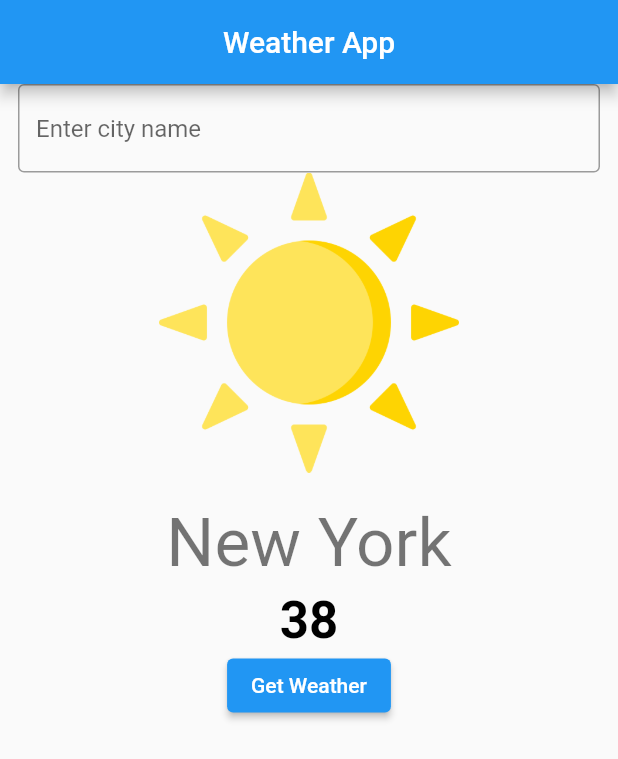
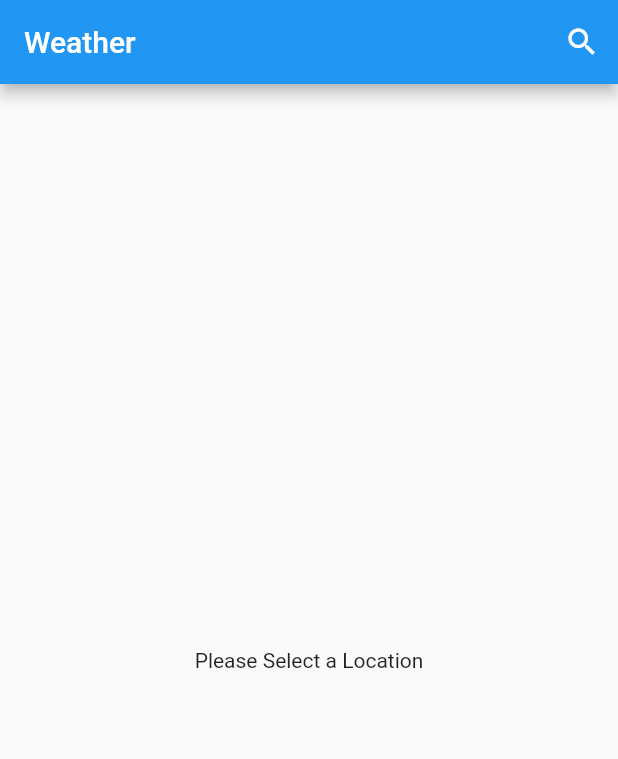
Before and after one commit to acdwisu/weather-bloc-test, a Flutter app: the screen it shows after launch, on a phone screen of 412 x 824 dp. Shown: the top 759 px of the screen. Run offline on Flutter 3.47's test engine with Material 2 defaults, Android fonts, the phone set to English and light mode, and no system bars; our stand-ins replace bloc, equatable, flutter_bloc.

Commit message:
show & fetch weather

```diff
--- a/lib/blocs/weather/weather_bloc.dart
+++ b/lib/blocs/weather/weather_bloc.dart
@@ -21,12 +21,12 @@ class WeatherBloc extends Bloc<WeatherEvent, WeatherState> {
   ) async {
     emit.call(WeatherLoading());
 
-    _weatherRepository.getWeather(event.cityName)
+    await _weatherRepository.getWeather(event.cityName)
     .then((value) {
       emit.call(WeatherLoadSuccess(weather: value));
     })
     .onError((error, stackTrace) {
-      _onError(error, stackTrace, emit);
+      _onError(error.toString(), stackTrace, emit);
     })
     .timeout(const Duration(seconds: 10), onTimeout: () {
       _onError('Error Timeout', null, emit);
--- a/lib/main.dart
+++ b/lib/main.dart
@@ -1,7 +1,10 @@
 import 'package:bloc/bloc.dart';
 import 'package:bloc_example/presentation/weather/front.dart';
+import 'package:bloc_example/provider/weather.dart';
+import 'package:bloc_example/repository/weather.dart';
 import 'package:bloc_example/utils/bloc_observer.dart';
 import 'package:flutter/material.dart';
+import 'package:http/http.dart';
 
 void main() {
   Bloc.observer = AppBlocObserver();
@@ -19,7 +22,11 @@ class MyApp extends StatelessWidget {
       theme: ThemeData(
         primarySwatch: Colors.blue,
       ),
-      home: WeatherFront(),
+      home: WeatherFront(
+        weatherRepository: WeatherRepository(
+            WeatherProvider(httpClient: Client())
+        ),
+      ),
     );
   }
 }
--- /dev/null
+++ b/lib/presentation/weather/components/location.dart
@@ -0,0 +1,21 @@
+import 'package:flutter/material.dart';
+
+class Location extends StatelessWidget {
+  final String location;
+
+  const Location({Key key, @required this.location})
+      : assert(location != null),
+        super(key: key);
+
+  @override
+  Widget build(BuildContext context) {
+    return Text(
+      location,
+      style: const TextStyle(
+        fontSize: 30,
+        fontWeight: FontWeight.bold,
+        color: Colors.white,
+      ),
+    );
+  }
+}
--- /dev/null
+++ b/lib/presentation/weather/components/weather.dart
@@ -0,0 +1,97 @@
+import 'package:bloc_example/blocs/weather/weather_bloc.dart';
+import 'package:bloc_example/model/weather.dart';
+import 'package:flutter/material.dart';
+import 'package:flutter_bloc/flutter_bloc.dart';
+
+import 'city-selection.dart';
+import 'combined-weather-temperature.dart';
+import 'last-updated.dart';
+import 'location.dart';
+
+class WeatherContent extends StatelessWidget {
+  const WeatherContent({Key key}) : super(key: key);
+
+  @override
+  Widget build(BuildContext context) {
+    final WeatherBloc weatherBloc = BlocProvider.of<WeatherBloc>(context);
+
+    return Scaffold(
+      appBar: AppBar(
+        title: const Text('Weather'),
+        actions: <Widget>[
+          IconButton(
+            icon: const Icon(Icons.search),
+            onPressed: () async {
+              final city = await Navigator.push(
+                context,
+                MaterialPageRoute(
+                  builder: (context) => CitySelection(),
+                ),
+              );
+              if (city != null) {
+                weatherBloc.add(WeatherRequest(cityName: city));
+              }
+            },
+          )
+        ],
+      ),
+      body: Center(
+        child: BlocBuilder<WeatherBloc, WeatherState>(
+          bloc: weatherBloc,
+          builder: (ctx, WeatherState state) {
+
+
+            if(state is WeatherInitial) {
+              return Center(child: Text('Please Select a Location'));
+            }
+            else if(state is WeatherLoading) {
+              return Center(child: CircularProgressIndicator());
+            }
+            else if(state is WeatherLoadSuccess) {
+              final weather = state.weather;
+
+              return _weatherView(weather);
+            }
+            else if(state is WeatherLoadFail) {
+              if(state.weather == null) {
+                return Text(
+                  'Something went wrong!',
+                  style: TextStyle(color: Colors.red),
+                );
+              } else {
+                return _weatherView(state.weather);
+              }
+            }
+            else {
+              return Container();
+            }
+          },
+        ),
+      ),
+    );
+  }
+
+  Widget _weatherView(Weather weather) {
+    return ListView(
+      children: <Widget>[
+        Padding(
+          padding: EdgeInsets.only(top: 100.0),
+          child: Center(
+            child: Location(location: weather.location),
+          ),
+        ),
+        Center(
+          child: LastUpdated(dateTime: weather.lastUpdated),
+        ),
+        Padding(
+          padding: EdgeInsets.symmetric(vertical: 50.0),
+          child: Center(
+            child: CombinedWeatherTemperature(
+              weather: weather,
+            ),
+          ),
+        ),
+      ],
+    );
+  }
+}
--- a/lib/presentation/weather/front.dart
+++ b/lib/presentation/weather/front.dart
@@ -1,57 +1,21 @@
+import 'package:bloc_example/blocs/weather/weather_bloc.dart';
+import 'package:bloc_example/presentation/weather/components/weather.dart';
+import 'package:bloc_example/repository/weather.dart';
 import 'package:flutter/material.dart';
+import 'package:flutter_bloc/flutter_bloc.dart';
 
 class WeatherFront extends StatelessWidget {
+  final WeatherRepository weatherRepository;
+
+  const WeatherFront({Key key, @required this.weatherRepository}) :
+      assert(weatherRepository != null),
+      super(key: key);
+
   @override
   Widget build(BuildContext context) {
-    return Scaffold(
-      appBar: AppBar(
-        title: Text("Weather App"),
-        centerTitle: true,
-      ),
-      body: Padding(
-        padding: EdgeInsets.symmetric(horizontal: 12.0),
-        child: SingleChildScrollView(
-          child: Column(
-            mainAxisAlignment: MainAxisAlignment.spaceAround,
-            children: [
-              TextField(
-                decoration: InputDecoration(
-                  hintText: "Enter city name",
-                  border: OutlineInputBorder(),
-                ),
-              ),
-              Column(
-                children: [
-                  Image.asset(
-                    "assets/images/sun.png",
-                    height: 200,
-                    width: 200,
-                  ),
-                  SizedBox(
-                    height: 20,
-                  ),
-                  Text(
-                    "New York",
-                    style: Theme.of(context).textTheme.headline3,
-                  ),
-                  SizedBox(
-                    height: 5,
-                  ),
-                  Text(
-                    "38",
-                    style: Theme.of(context).textTheme.headline4.copyWith(
-                        fontWeight: FontWeight.bold, color: Colors.black),
-                  ),
-                ],
-              ),
-              ElevatedButton(
-                onPressed: () {},
-                child: Text("Get Weather"),
-              )
-            ],
-          ),
-        ),
-      ),
+    return BlocProvider<WeatherBloc>(
+      create: (ctx) => WeatherBloc(weatherRepository),
+      child: const WeatherContent(),
     );
   }
 }
--- a/lib/provider/weather.dart
+++ b/lib/provider/weather.dart
@@ -1,4 +1,5 @@
 import 'dart:convert';
+import 'dart:developer';
 
 import 'package:bloc_example/model/weather.dart';
 import 'package:meta/meta.dart';
@@ -13,6 +14,9 @@ class WeatherProvider {
   Future<int> getLocationId(String city) async {
     final locationUrl = '$baseUrl/api/location/search/?query=$city';
     final locationResponse = await this.httpClient.get(Uri.tryParse(locationUrl));
+
+    log('$locationUrl $locationResponse');
+
     if (locationResponse.statusCode != 200) {
       throw Exception('error getting locationId for city');
     }
@@ -25,6 +29,8 @@ class WeatherProvider {
     final weatherUrl = '$baseUrl/api/location/$locationId';
     final weatherResponse = await this.httpClient.get(Uri.tryParse(weatherUrl));
 
+    log('$weatherUrl $weatherResponse');
+
     if (weatherResponse.statusCode != 200) {
       throw Exception('error getting weather for location');
     }
```
Also changed, not shown: lib/presentation/weather/components/city-selection.dart (added, +50 -0 lines), lib/presentation/weather/components/combined-weather-temperature.dart (added, +50 -0 lines), lib/presentation/weather/components/last-updated.dart (added, +21 -0 lines), lib/presentation/weather/components/temperature.dart (added, +55 -0 lines), lib/presentation/weather/components/weather-conditions.dart (added, +43 -0 lines), assets/images/clear.png (added), assets/images/cloudy.png (added), assets/images/rainy.png (added), assets/images/snow.png (added), assets/images/thunderstorm.png (added).
